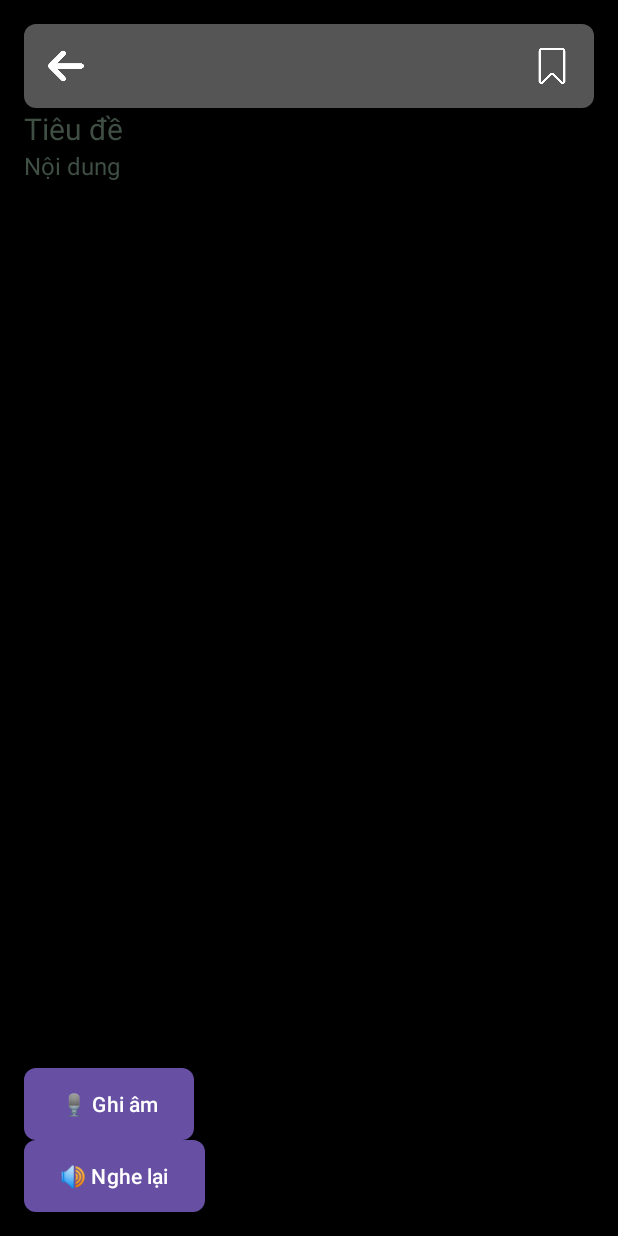
After one commit to thelinh2711/appnote, an Android app: the AddEditNoteActivity screen opened directly, with no data from a screen before it, on a phone screen of 412 x 824 dp. The commit adds this screen. Run offline under Robolectric (Android 15) with nearby library versions, the phone set to English and light mode, and no system bars; 1 statement that could not run was skipped.

Commit message:
complete layout and class note

```diff
--- a/app/build.gradle.kts
+++ b/app/build.gradle.kts
@@ -42,6 +42,7 @@ dependencies {
     implementation(libs.material)
     implementation(libs.androidx.activity)
     implementation(libs.androidx.constraintlayout)
+    implementation(libs.androidx.room.common)
     testImplementation(libs.junit)
     androidTestImplementation(libs.androidx.junit)
     androidTestImplementation(libs.androidx.espresso.core)
--- /dev/null
+++ b/app/src/main/java/com/example/appnote/ui/AddEditNoteActivity.kt
@@ -0,0 +1,21 @@
+package com.example.appnote.ui
+
+import android.os.Bundle
+import androidx.activity.enableEdgeToEdge
+import androidx.appcompat.app.AppCompatActivity
+import androidx.core.view.ViewCompat
+import androidx.core.view.WindowInsetsCompat
+import com.example.appnote.R
+
+class AddEditNoteActivity : AppCompatActivity() {
+    override fun onCreate(savedInstanceState: Bundle?) {
+        super.onCreate(savedInstanceState)
+        enableEdgeToEdge()
+        setContentView(R.layout.activity_add_edit_note)
+        ViewCompat.setOnApplyWindowInsetsListener(findViewById(R.id.main)) { v, insets ->
+            val systemBars = insets.getInsets(WindowInsetsCompat.Type.systemBars())
+            v.setPadding(systemBars.left, systemBars.top, systemBars.right, systemBars.bottom)
+            insets
+        }
+    }
+}
--- /dev/null
+++ b/app/src/main/java/com/example/appnote/ui/adapter/NoteAdapter.kt
@@ -0,0 +1,4 @@
+package com.example.appnote.ui.adapter
+
+class NoteAdapter {
+}
--- /dev/null
+++ b/app/src/main/res/layout/activity_add_edit_note.xml
@@ -0,0 +1,114 @@
+<?xml version="1.0" encoding="utf-8"?>
+<androidx.constraintlayout.widget.ConstraintLayout
+    xmlns:android="http://schemas.android.com/apk/res/android"
+    xmlns:app="http://schemas.android.com/apk/res-auto"
+    xmlns:tools="http://schemas.android.com/tools"
+    android:layout_width="match_parent"
+    android:layout_height="match_parent"
+    android:padding="16dp"
+    android:background="@color/black"
+    tools:context="ui.AddEditNoteActivity">
+
+    <LinearLayout
+        android:id="@+id/headerBar"
+        android:layout_width="0dp"
+        android:layout_height="wrap_content"
+        android:orientation="horizontal"
+        android:background="@drawable/bg_gray_rounded"
+        android:padding="8dp"
+        android:gravity="center_vertical"
+        app:layout_constraintTop_toTopOf="parent"
+        app:layout_constraintStart_toStartOf="parent"
+        app:layout_constraintEnd_toEndOf="parent">
+
+        <!-- Nút quay lại -->
+        <ImageButton
+            android:id="@+id/btnBack"
+            android:layout_width="40dp"
+            android:layout_height="40dp"
+            android:background="@null"
+            android:src="@drawable/ic_arrow_back"
+            android:contentDescription="Back"
+            android:tint="@color/white"
+            android:scaleType="centerInside"
+            android:padding="8dp" />
+
+        <Space
+            android:layout_width="0dp"
+            android:layout_height="0dp"
+            android:layout_weight="1" />
+
+        <!-- Nút lưu -->
+        <ImageButton
+            android:id="@+id/btnSave"
+            android:layout_width="40dp"
+            android:layout_height="40dp"
+            android:background="@null"
+            android:src="@drawable/ic_save"
+            android:contentDescription="Save"
+            android:tint="@color/white"
+            android:scaleType="centerInside"
+            android:padding="8dp" />
+
+    </LinearLayout>
+
+    <!-- Tiêu đề ghi chú -->
+    <EditText
+        android:id="@+id/etTitle"
+        android:layout_width="0dp"
+        android:layout_height="wrap_content"
+        android:hint="Tiêu đề"
+        android:textColor="@color/white"
+        android:textColorHint="@color/dark_gray"
+        android:textSize="20sp"
+        android:inputType="text"
+        android:background="@null"
+        app:layout_constraintTop_toBottomOf="@id/headerBar"
+        app:layout_constraintStart_toStartOf="parent"
+        app:layout_constraintEnd_toEndOf="parent"
+        app:layout_constraintMarginTop="24dp" />
+
+    <!-- Nội dung ghi chú -->
+    <EditText
+        android:id="@+id/etContent"
+        android:layout_width="0dp"
+        android:layout_height="0dp"
+        android:hint="Nội dung"
+        android:textColor="@color/white"
+        android:textColorHint="@color/dark_gray"
+        android:textSize="16sp"
+        android:inputType="textMultiLine"
+        android:gravity="top"
+        android:background="@null"
+        app:layout_constraintTop_toBottomOf="@id/etTitle"
+        app:layout_constraintBottom_toTopOf="@+id/btnRecord"
+        app:layout_constraintStart_toStartOf="parent"
+        app:layout_constraintEnd_toEndOf="parent"
+        app:layout_constraintVertical_bias="0" />
+
+    <!-- Nút ghi âm -->
+    <Button
+        android:id="@+id/btnRecord"
+        android:layout_width="wrap_content"
+        android:layout_height="wrap_content"
+        android:text="🎙 Ghi âm"
+        android:textAllCaps="false"
+        android:textColor="@color/white"
+        android:background="@drawable/bg_gray_rounded"
+        app:layout_constraintBottom_toTopOf="@+id/btnPlay"
+        app:layout_constraintStart_toStartOf="parent"
+        app:layout_constraintBottom_margin="8dp" />
+
+    <!-- Nút phát lại -->
+    <Button
+        android:id="@+id/btnPlay"
+        android:layout_width="wrap_content"
+        android:layout_height="wrap_content"
+        android:text="🔊 Nghe lại"
+        android:textAllCaps="false"
+        android:textColor="@color/white"
+        android:background="@drawable/bg_gray_rounded"
+        app:layout_constraintBottom_toBottomOf="parent"
+        app:layout_constraintStart_toStartOf="parent" />
+
+</androidx.constraintlayout.widget.ConstraintLayout>
--- a/app/src/main/res/values/colors.xml
+++ b/app/src/main/res/values/colors.xml
@@ -2,4 +2,7 @@
 <resources>
     <color name="black">#FF000000</color>
     <color name="white">#FFFFFFFF</color>
+    <color name="red">#AD3131</color>
+    <color name="dark_gray">#3F4F44</color>
+
 </resources>
--- a/gradle/libs.versions.toml
+++ b/gradle/libs.versions.toml
@@ -9,6 +9,7 @@ appcompat = "1.7.0"
 material = "1.12.0"
 activity = "1.10.1"
 constraintlayout = "2.2.1"
+roomCommon = "2.6.1"
 
 [libraries]
 androidx-core-ktx = { group = "androidx.core", name = "core-ktx", version.ref = "coreKtx" }
@@ -19,6 +20,7 @@ androidx-appcompat = { group = "androidx.appcompat", name = "appcompat", version
 material = { group = "com.google.android.material", name = "material", version.ref = "material" }
 androidx-activity = { group = "androidx.activity", name = "activity", version.ref = "activity" }
 androidx-constraintlayout = { group = "androidx.constraintlayout", name = "constraintlayout", version.ref = "constraintlayout" }
+androidx-room-common = { group = "androidx.room", name = "room-common", version.ref = "roomCommon" }
 
 [plugins]
 android-application = { id = "com.android.application", version.ref = "agp" }
```
Also changed, not shown: app/src/main/AndroidManifest.xml (+9 -0 lines), app/src/main/java/com/example/appnote/data/Note.kt (added, +14 -0 lines), app/src/main/res/layout/item_note.xml (added, +63 -0 lines), app/src/main/res/drawable/ic_arrow_back.png (added), app/src/main/res/drawable/ic_mic.png (added), app/src/main/res/drawable/ic_remove.png (added), app/src/main/res/drawable/ic_save.png (added).
